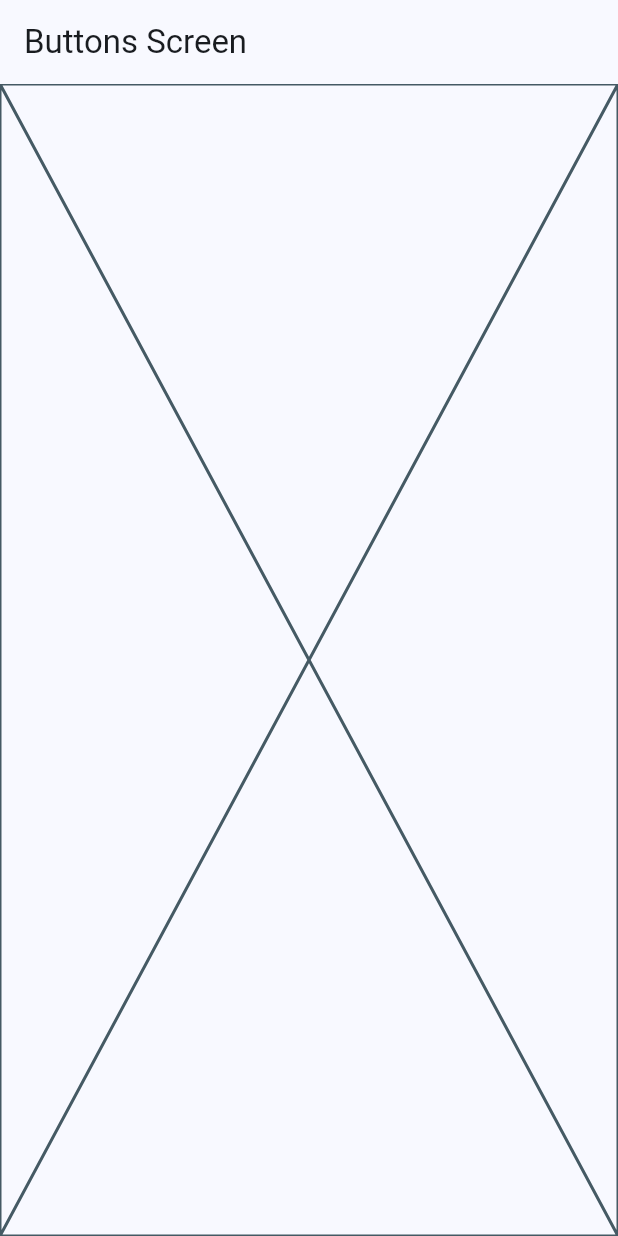
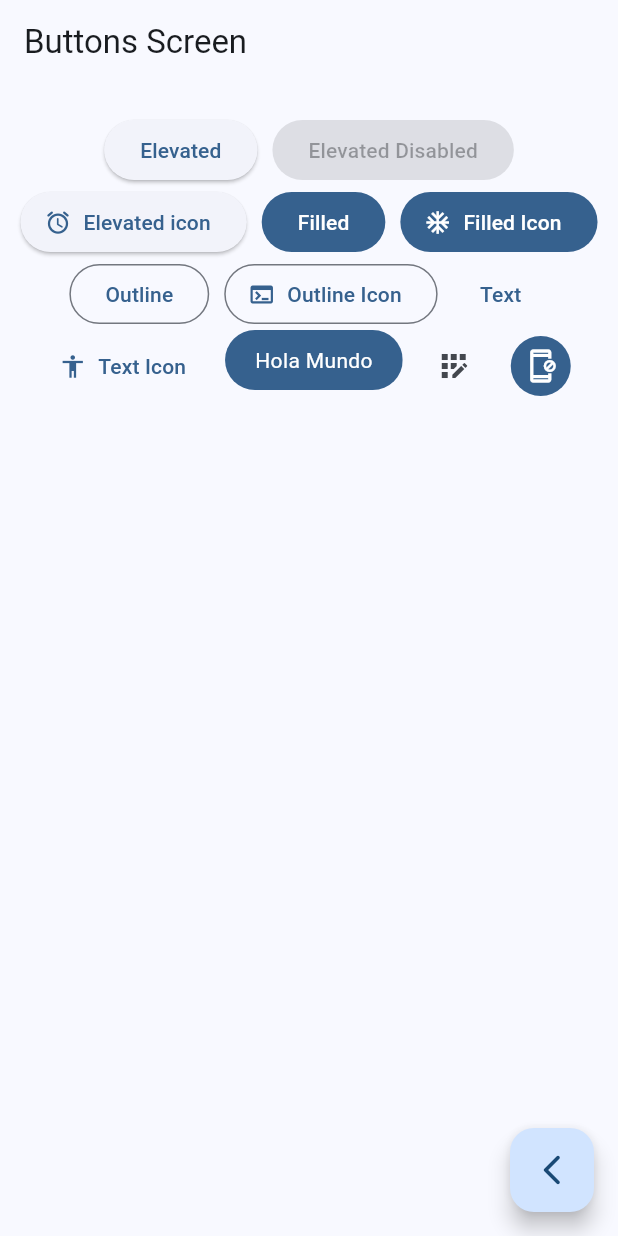
Before and after one commit to hdgch1106/widgets_app, a Flutter app: the ButtonsScreen screen opened by its route, on a phone screen of 412 x 824 dp. Run offline on Flutter 3.47's test engine with Material 2 defaults, Android fonts, the phone set to English and light mode, and no system bars; our stand-ins replace go_router.

Commit message:
buttons screen terminado

```diff
--- a/lib/presentation/screens/buttons/buttons_screen.dart
+++ b/lib/presentation/screens/buttons/buttons_screen.dart
@@ -1,4 +1,5 @@
 import 'package:flutter/material.dart';
+import 'package:go_router/go_router.dart';
 
 class ButtonsScreen extends StatelessWidget {
   static const String name = "buttons_screen";
@@ -10,7 +11,93 @@ class ButtonsScreen extends StatelessWidget {
       appBar: AppBar(
         title: const Text("Buttons Screen"),
       ),
-      body: const Placeholder(),
+      body: const _ButtonsView(),
+      floatingActionButton: FloatingActionButton(
+        child: const Icon(Icons.arrow_back_ios_new_rounded),
+        onPressed: () {
+          context.pop();
+        },
+      ),
     );
   }
 }
+
+class _ButtonsView extends StatelessWidget {
+  const _ButtonsView();
+
+  @override
+  Widget build(BuildContext context) {
+    final colors = Theme.of(context).colorScheme;
+
+    return SizedBox(
+      width: double.infinity,
+      child: Padding(
+        padding: const EdgeInsets.symmetric(horizontal: 10, vertical: 20),
+        child: Wrap(
+          spacing: 10,
+          alignment: WrapAlignment.center,
+          children: [
+            ElevatedButton(onPressed: () {}, child: const Text("Elevated")),
+            const ElevatedButton(
+                onPressed: null, child: Text("Elevated Disabled")),
+            ElevatedButton.icon(
+                onPressed: () {},
+                icon: const Icon(Icons.access_alarm_rounded),
+                label: const Text("Elevated icon")),
+            FilledButton(onPressed: () {}, child: const Text("Filled")),
+            FilledButton.icon(
+                onPressed: () {},
+                icon: const Icon(Icons.ac_unit),
+                label: const Text("Filled Icon")),
+            OutlinedButton(onPressed: () {}, child: const Text("Outline")),
+            OutlinedButton.icon(
+                onPressed: () {},
+                icon: const Icon(Icons.terminal),
+                label: const Text("Outline Icon")),
+            TextButton(onPressed: () {}, child: const Text("Text")),
+            TextButton.icon(
+                onPressed: () {},
+                icon: const Icon(Icons.accessibility),
+                label: const Text("Text Icon")),
+            const CustomButton(),
+            IconButton(
+                onPressed: () {},
+                icon: const Icon(Icons.app_registration_outlined)),
+            IconButton(
+              onPressed: () {},
+              icon: const Icon(Icons.app_blocking_outlined),
+              style: ButtonStyle(
+                  backgroundColor: MaterialStatePropertyAll(colors.primary),
+                  iconColor: const MaterialStatePropertyAll(Colors.white)),
+            )
+          ],
+        ),
+      ),
+    );
+  }
+}
+
+class CustomButton extends StatelessWidget {
+  const CustomButton({super.key});
+
+  @override
+  Widget build(BuildContext context) {
+    final colors = Theme.of(context).colorScheme;
+
+    return ClipRRect(
+      borderRadius: BorderRadius.circular(20),
+      child: Material(
+        color: colors.primary,
+        child: InkWell(
+          onTap: () {},
+          child: Padding(
+              padding: const EdgeInsets.symmetric(horizontal: 20, vertical: 10),
+              child: Text(
+                "Hola Mundo",
+                style: TextStyle(color: Colors.white),
+              )),
+        ),
+      ),
+    );
+  }
+}
```
